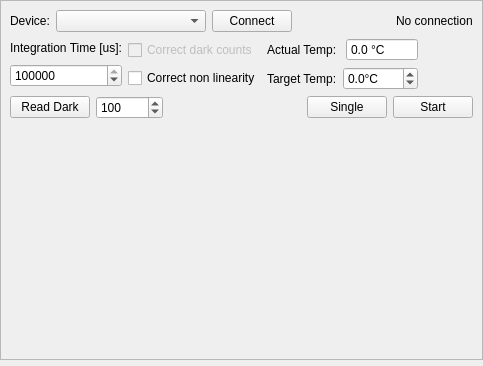
This is modules/spectrometer/SpectrometerWidget.ui in Silas-Hoerz/Modulab as Qt 5 draws it before an edit. The edited form follows.
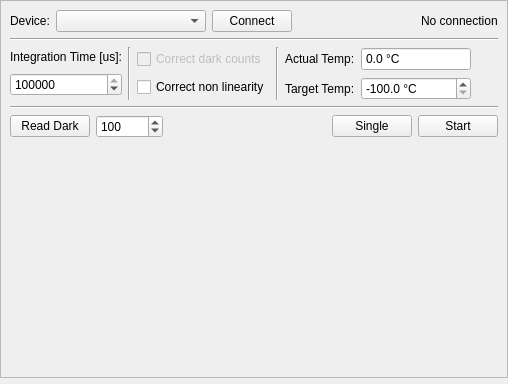
This is the edited form.

Commit message:
Improve SMU and spectrometer UI and logic
Enhanced the SMU and spectrometer widgets by making connect buttons checkable and updating their styles for checked state. Added visual separators and improved temperature display with dynamic warning/critical styles. Fixed temperature feature access in SpectrometerManager, refactored spectrum acquisition logic, and streamlined SpectrometerWidget to use generated UI files and better timer handling. Updated UI files and Python code for consistency and usability.

What changed in the file:
```diff
--- a/modules/spectrometer/SpectrometerWidget.ui
+++ b/modules/spectrometer/SpectrometerWidget.ui
@@ -6,8 +6,8 @@
    <rect>
     <x>0</x>
     <y>0</y>
-    <width>483</width>
-    <height>366</height>
+    <width>508</width>
+    <height>384</height>
    </rect>
   </property>
   <property name="sizePolicy">
@@ -143,6 +143,13 @@
         </item>
        </layout>
       </item>
+      <item>
+       <widget class="Line" name="line_3">
+        <property name="orientation">
+         <enum>Qt::Orientation::Horizontal</enum>
+        </property>
+       </widget>
+      </item>
       <item>
        <layout class="QHBoxLayout" name="horizontalLayout">
         <item>
@@ -193,6 +200,13 @@
           </item>
          </layout>
         </item>
+        <item>
+         <widget class="Line" name="line_2">
+          <property name="orientation">
+           <enum>Qt::Orientation::Vertical</enum>
+          </property>
+         </widget>
+        </item>
         <item>
          <layout class="QVBoxLayout" name="verticalLayout_settings">
           <property name="sizeConstraint">
@@ -229,12 +243,37 @@
           </item>
          </layout>
         </item>
+        <item>
+         <widget class="Line" name="line">
+          <property name="orientation">
+           <enum>Qt::Orientation::Vertical</enum>
+          </property>
+         </widget>
+        </item>
         <item>
          <layout class="QVBoxLayout" name="verticalLayout_2">
           <item>
            <layout class="QHBoxLayout" name="horizontalLayout_5">
             <item>
              <widget class="QLabel" name="label_actualTemp">
+              <property name="sizePolicy">
+               <sizepolicy hsizetype="Fixed" vsizetype="Preferred">
+                <horstretch>0</horstretch>
+                <verstretch>0</verstretch>
+               </sizepolicy>
+              </property>
+              <property name="minimumSize">
+               <size>
+                <width>70</width>
+                <height>0</height>
+               </size>
+              </property>
+              <property name="maximumSize">
+               <size>
+                <width>70</width>
+                <height>16777215</height>
+               </size>
+              </property>
               <property name="text">
                <string>Actual Temp:</string>
               </property>
@@ -245,9 +284,37 @@
               <property name="enabled">
                <bool>true</bool>
               </property>
+              <property name="sizePolicy">
+               <sizepolicy hsizetype="Minimum" vsizetype="Fixed">
+                <horstretch>0</horstretch>
+                <verstretch>0</verstretch>
+               </sizepolicy>
+              </property>
+              <property name="minimumSize">
+               <size>
+                <width>110</width>
+                <height>24</height>
+               </size>
+              </property>
+              <property name="maximumSize">
+               <size>
+                <width>110</width>
+                <height>16777215</height>
+               </size>
+              </property>
               <property name="focusPolicy">
                <enum>Qt::FocusPolicy::NoFocus</enum>
               </property>
+              <property name="styleSheet">
+               <string notr="true">QDoubleSpinBox[tempState=&quot;warning&quot;] {
+                background-color: #ffff00; 
+                color: black; 
+}
+QDoubleSpinBox[tempState=&quot;critical&quot;] {
+                background-color: #ff2222; 
+                color: white; 
+}</string>
+              </property>
               <property name="readOnly">
                <bool>true</bool>
               </property>
@@ -274,6 +341,24 @@
            <layout class="QHBoxLayout" name="horizontalLayout_3">
             <item>
              <widget class="QLabel" name="label_2">
+              <property name="sizePolicy">
+               <sizepolicy hsizetype="Fixed" vsizetype="Preferred">
+                <horstretch>0</horstretch>
+                <verstretch>0</verstretch>
+               </sizepolicy>
+              </property>
+              <property name="minimumSize">
+               <size>
+                <width>70</width>
+                <height>0</height>
+               </size>
+              </property>
+              <property name="maximumSize">
+               <size>
+                <width>70</width>
+                <height>16777215</height>
+               </size>
+              </property>
               <property name="text">
                <string>Target Temp:</string>
               </property>
@@ -281,11 +366,29 @@
             </item>
             <item>
              <widget class="QDoubleSpinBox" name="doubleSpinBox">
+              <property name="sizePolicy">
+               <sizepolicy hsizetype="Minimum" vsizetype="Fixed">
+                <horstretch>0</horstretch>
+                <verstretch>0</verstretch>
+               </sizepolicy>
+              </property>
+              <property name="minimumSize">
+               <size>
+                <width>110</width>
+                <height>0</height>
+               </size>
+              </property>
+              <property name="maximumSize">
+               <size>
+                <width>110</width>
+                <height>16777215</height>
+               </size>
+              </property>
               <property name="prefix">
                <string/>
               </property>
               <property name="suffix">
-               <string>°C</string>
+               <string> °C</string>
               </property>
               <property name="decimals">
                <number>1</number>
@@ -296,6 +399,9 @@
               <property name="singleStep">
                <double>0.100000000000000</double>
               </property>
+              <property name="value">
+               <double>-100.000000000000000</double>
+              </property>
              </widget>
             </item>
            </layout>
@@ -317,6 +423,13 @@
         </item>
        </layout>
       </item>
+      <item>
+       <widget class="Line" name="line_4">
+        <property name="orientation">
+         <enum>Qt::Orientation::Horizontal</enum>
+        </property>
+       </widget>
+      </item>
       <item>
        <layout class="QVBoxLayout" name="verticalLayout_acquisition">
         <item>
@@ -378,9 +491,15 @@
               <height>16777215</height>
              </size>
             </property>
+            <property name="styleSheet">
+             <string notr="true">QPushButton:checked {color: black;}</string>
+            </property>
             <property name="text">
              <string>Start</string>
             </property>
+            <property name="checkable">
+             <bool>true</bool>
+            </property>
            </widget>
           </item>
          </layout>
```
Left out of the diff: 6 changed lines with no effect on the pictures. The commit also changes 9 other files.
